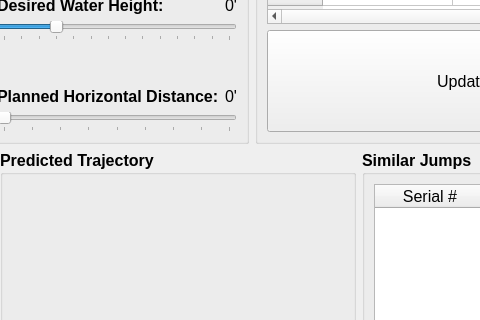
This is Application/Main/UI/main_window.ui in PatAleJr/Capstone-Smart-Winch as Qt 5 draws it before an edit; both pictures show x 371 to 851 and y 235 to 555 of the 1098 by 867 pixel window. The edited form follows.
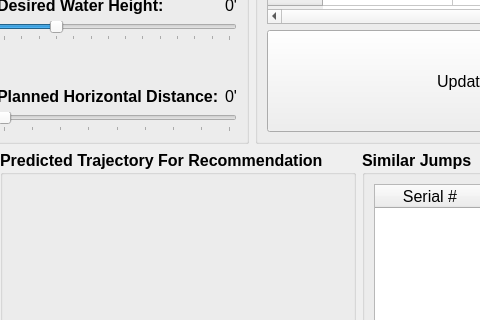
This is the edited form. Icons and pictures are not drawn.

Commit message:
Plot jump for recommendation
- I also move all the files so they are in the Application folder
- I noticed we dont get the desired water height. This is because the system is non-linear: figuring out water height and offseting the anchor offset by that much does not give you what you want

Diff of the .ui file:
```diff
--- a/Application/Main/UI/main_window.ui
+++ b/Application/Main/UI/main_window.ui
@@ -734,7 +734,7 @@
          </font>
         </property>
         <property name="title">
-         <string>Predicted Trajectory</string>
+         <string>Predicted Trajectory For Recommendation</string>
         </property>
         <layout class="QGridLayout" name="gridLayout">
          <item row="0" column="0">
```
Left out of the diff: 9 changed lines with no effect on the pictures. The commit also changes 51 other files.
